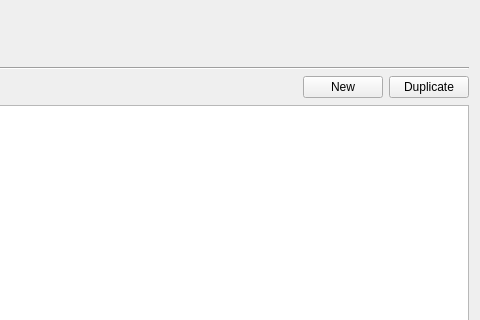
Old version of the form PhzQtUI/auxdir/PhzQtUI/FormSurveyMapping.ui in the repository astrorama/Phosphoros; both pictures show x 578 to 1058 and y 0 to 320 of the 1058 by 842 pixel window.
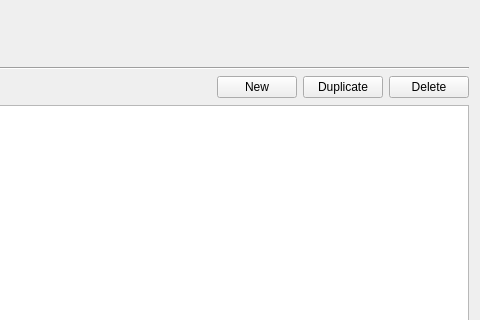
New version of the form.

Commit message: Add a delete button to the catalog type [Redmine Issue #10745]

What changed in the file:
```diff
--- a/PhzQtUI/auxdir/PhzQtUI/FormSurveyMapping.ui
+++ b/PhzQtUI/auxdir/PhzQtUI/FormSurveyMapping.ui
@@ -119,6 +119,13 @@
            </property>
           </widget>
          </item>
+         <item>
+          <widget class="QPushButton" name="btn_map_delete">
+           <property name="text">
+            <string>Delete</string>
+           </property>
+          </widget>
+         </item>
         </layout>
        </item>
        <item>
```
The commit also changes 1 other file.
